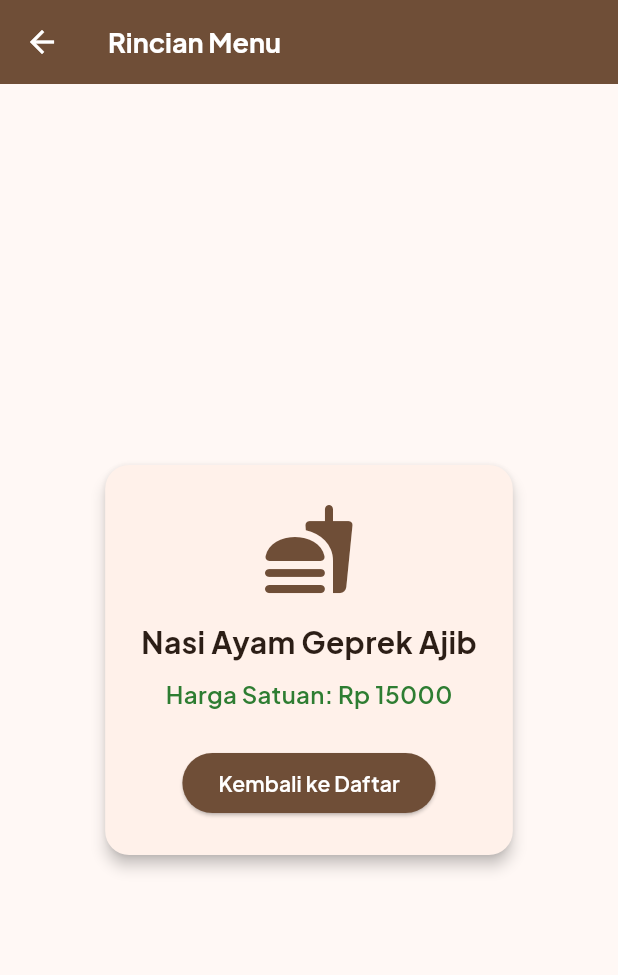
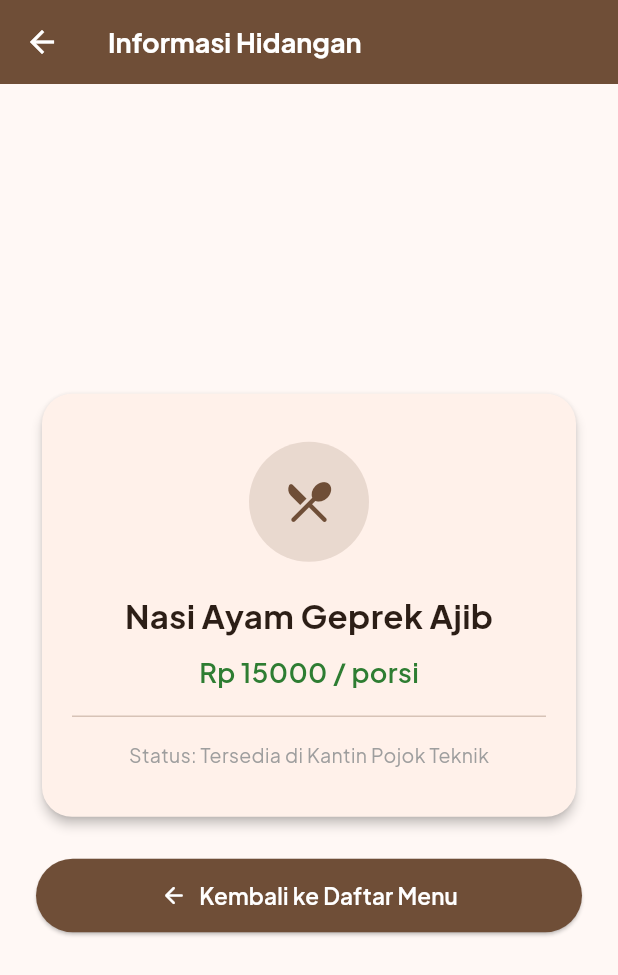
Before and after one commit to pay1506/UTSMOBILE, a Flutter app: the screen it shows after launch, after a tap on "Nasi Ayam Geprek Ajib", on a phone screen of 412 x 824 dp. Shown: the top 975 px of the screen. Run offline on Flutter 3.47's test engine with Material 3 defaults, Android fonts, the phone set to English and light mode, and no system bars; our stand-ins replace get, google_fonts.

Commit message:
Commit proyek UTS Pemrograman Mobile

```diff
--- a/lib/pages/halaman_daftar_menu.dart
+++ b/lib/pages/halaman_daftar_menu.dart
@@ -17,9 +17,25 @@ class _HalamanDaftarMenuState extends State<HalamanDaftarMenu> {
     {'nama': 'Indomie Telur Kornet (Internet)', 'harga': 12000},
     {'nama': 'Nasi Goreng Madrid', 'harga': 15000},
     {'nama': 'Es Aurora', 'harga': 10000},
-    {'nama': 'Roti kukus panggang (rokupang) ', 'harga': 9000},
+    {'nama': 'Roti kukus panggang (rokupang)', 'harga': 9000},
     {'nama': 'Es Teh solo', 'harga': 5000},
   ];
+
+  // Fungsi pencocokan ikon bawaan Flutter yang unik untuk setiap menu
+  IconData _pilihIkonBawaan(String nama) {
+    final teks = nama.toLowerCase();
+    if (teks.contains('indomie') || teks.contains('mie') || teks.contains('bakso')) {
+      return Icons.ramen_dining_rounded;
+    } else if (teks.contains('es') || teks.contains('teh') || teks.contains('aurora')) {
+      return Icons.local_drink_rounded;
+    } else if (teks.contains('roti') || teks.contains('rokupang') || teks.contains('panggang')) {
+      return Icons.bakery_dining_rounded;
+    } else if (teks.contains('ayam') || teks.contains('geprek')) {
+      return Icons.lunch_dining_rounded;
+    } else {
+      return Icons.rice_bowl_rounded;
+    }
+  }
 
   Future<void> _bukaTambahMenu() async {
     final menuBaru = await Get.to(() => const HalamanTambahMenu());
@@ -67,9 +83,9 @@ class _HalamanDaftarMenuState extends State<HalamanDaftarMenu> {
                     borderRadius: BorderRadius.circular(12),
                   ),
                   child: ListTile(
-                    leading: const Icon(
-                      Icons.restaurant_menu_rounded,
-                      color: Color(0xFF6F4E37),
+                    leading: Icon(
+                      _pilihIkonBawaan(item['nama']),
+                      color: const Color(0xFF6F4E37),
                     ),
                     title: TeksKantin(
                       item['nama'],
--- a/lib/pages/halaman_detail_menu.dart
+++ b/lib/pages/halaman_detail_menu.dart
@@ -19,51 +19,70 @@ class HalamanDetailMenu extends StatelessWidget {
         backgroundColor: const Color(0xFF6F4E37),
         iconTheme: const IconThemeData(color: Colors.white),
         title: const TeksKantin(
-          'Rincian Menu',
+          'Informasi Hidangan',
           ukuran: 18,
           ketebalan: FontWeight.bold,
           warna: Colors.white,
         ),
       ),
-      body: Center(
-        child: Card(
-          margin: const EdgeInsets.all(24),
-          elevation: 4,
+      body: Padding(
+        padding: const EdgeInsets.all(24.0),
+        child: Column(
+          mainAxisAlignment: MainAxisAlignment.center,
+          crossAxisAlignment: CrossAxisAlignment.stretch,
+          children: [
+            Card(
+              elevation: 3,
               shape: RoundedRectangleBorder(
-            borderRadius: BorderRadius.circular(16),
+                borderRadius: BorderRadius.circular(20),
               ),
               child: Padding(
-            padding: const EdgeInsets.all(24),
+                padding: const EdgeInsets.symmetric(vertical: 32, horizontal: 20),
                 child: Column(
-              mainAxisSize: MainAxisSize.min,
                   children: [
-                const Icon(
-                  Icons.fastfood_rounded,
-                  size: 64,
+                    CircleAvatar(
+                      radius: 40,
+                      backgroundColor: const Color(0xFF6F4E37).withValues(alpha: 0.15),
+                      child: const Icon(
+                        Icons.restaurant_menu_rounded,
+                        size: 36,
                         color: Color(0xFF6F4E37),
                       ),
-                const SizedBox(height: 16),
+                    ),
+                    const SizedBox(height: 20),
                     TeksKantin(
                       namaMenu,
-                  ukuran: 20,
+                      ukuran: 22,
                       ketebalan: FontWeight.bold,
                     ),
-                const SizedBox(height: 8),
+                    const SizedBox(height: 10),
                     TeksKantin(
-                  'Harga Satuan: Rp $hargaMenu',
-                  ukuran: 16,
+                      'Rp $hargaMenu / porsi',
+                      ukuran: 18,
                       ketebalan: FontWeight.w600,
                       warna: Colors.green[800],
                     ),
+                    const Divider(height: 32),
+                    const TeksKantin(
+                      'Status: Tersedia di Kantin Pojok Teknik',
+                      ukuran: 13,
+                      warna: Colors.grey,
+                    ),
+                  ],
+                ),
+              ),
+            ),
             const SizedBox(height: 24),
-                ElevatedButton(
+            ElevatedButton.icon(
               style: ElevatedButton.styleFrom(
                 backgroundColor: const Color(0xFF6F4E37),
+                padding: const EdgeInsets.symmetric(vertical: 14),
               ),
               onPressed: () => Get.back(),
-                  child: const TeksKantin(
-                    'Kembali ke Daftar',
-                    ukuran: 14,
+              icon: const Icon(Icons.arrow_back_rounded, color: Colors.white),
+              label: const TeksKantin(
+                'Kembali ke Daftar Menu',
+                ukuran: 15,
                 ketebalan: FontWeight.w600,
                 warna: Colors.white,
               ),
@@ -71,8 +90,6 @@ class HalamanDetailMenu extends StatelessWidget {
           ],
         ),
       ),
-        ),
-      ),
     );
   }
 }
--- a/lib/widgets/teks_kantin.dart
+++ b/lib/widgets/teks_kantin.dart
@@ -2,8 +2,8 @@ import 'package:flutter/material.dart';
 import 'package:google_fonts/google_fonts.dart';
 
 // Saya menggunakan font Plus Jakarta Sans supaya tampilan teks menu terlihat bersih dan modern.
-// Pemilihan warna cokelat tua dan hijau gelap disesuaikan dengan tema kantin kampus yang hangat
-// serta memudahkan pengguna membedakan antara nama makanan dan nominal harganya.
+// Pemilihan warna cokelat tua dan hijau gelap disesuaikan dengan tema kantin kampus yang teknik abis
+// serta warna hijau memudahkan pengguna membedakan antara nama makanan dan nominal harganya.
 class TeksKantin extends StatelessWidget {
   final String isiTeks;
   final double ukuran;
--- a/pubspec.yaml
+++ b/pubspec.yaml
@@ -36,7 +36,6 @@ dependencies:
   cupertino_icons: ^1.0.8
   get: ^4.7.3
   google_fonts: ^9.0.0
-
 dev_dependencies:
   flutter_test:
     sdk: flutter
```
Lines whose indentation alone changed are shown as unchanged.
